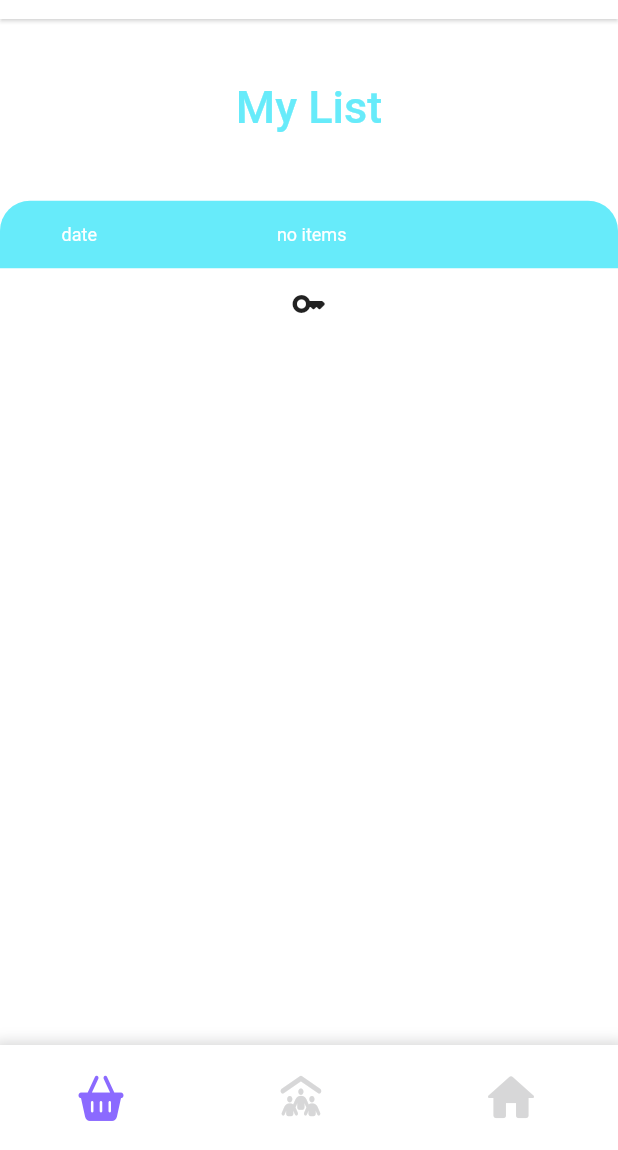
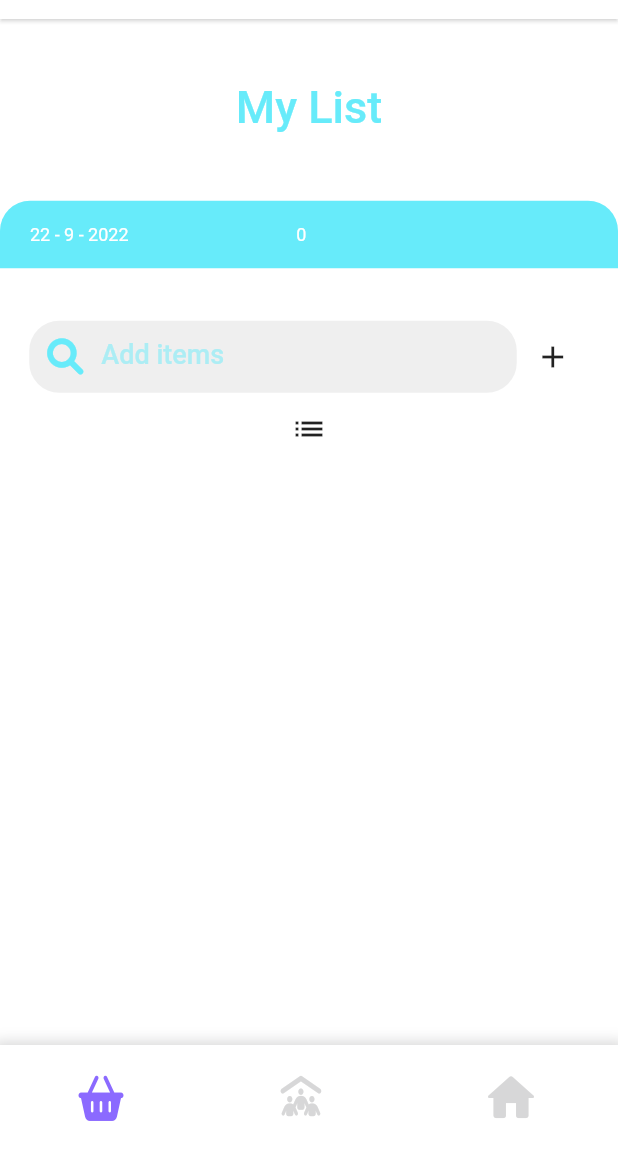
Before and after one commit to shopping-list-sdp/Shopping-List, a Flutter app: the MyListScreen screen opened directly, on a phone screen of 412 x 824 dp, the part 86-1236 px from its top. Run offline on Flutter 3.47's test engine with Material 2 defaults, Android fonts, the phone set to English and light mode, and no system bars; our stand-ins replace cloud_firestore, firebase_auth, firebase_core, flutter_svg, fluttertoast; missing offline and left inert: dart:ffi; accounts and stored records are empty.

Commit message:
list-screen-changes-lots

```diff
--- a/lib/global.dart
+++ b/lib/global.dart
@@ -1,5 +1,13 @@
 library global;
 
+import 'dart:ffi';
+
+import 'package:cloud_firestore/cloud_firestore.dart';
 import 'package:firebase_auth/firebase_auth.dart';
 
-String? userId = "";
+String? userId = '';
+String myListId = '';
+int myListNoItems = 0;
+Timestamp myListDate = Timestamp.now();
+var myListItems = [];
+final Map<String, String> myListItemCategory = {};
--- /dev/null
+++ b/lib/reusable_widgets/list_view_widgets.dart
@@ -0,0 +1,68 @@
+import 'package:flutter/foundation.dart';
+import 'package:flutter/material.dart';
+import 'package:flutter/widgets.dart';
+import 'package:shopping_list/global.dart' as global;
+import 'package:shopping_list/utils/color_utils.dart';
+
+void myListView() {
+  print(global.myListItemCategory);
+}
+
+Column categoryView(String category) {
+  if (!global.myListItemCategory.containsValue(category)) {
+    return Column();
+  } else {
+    return Column(crossAxisAlignment: CrossAxisAlignment.start, children: [
+      Row(
+        mainAxisAlignment: MainAxisAlignment.start,
+        children: [
+          const SizedBox(width: 25),
+          Text(
+              category[0].toUpperCase() +
+                  category.substring(1), //make first letter capital
+              style: TextStyle(
+                  color: myColors("Blue"),
+                  fontWeight: FontWeight.w500,
+                  fontSize: 18)),
+        ],
+      ),
+      const SizedBox(
+        height: 10,
+      ),
+      for (MapEntry<String, String> entry in global.myListItemCategory.entries)
+        if (entry.value == category)
+          Row(
+            mainAxisAlignment: MainAxisAlignment.start,
+            children: [
+              const SizedBox(width: 15),
+              Checkbox(
+                checkColor: Colors.white,
+                fillColor: MaterialStateProperty.resolveWith<Color>(
+                    (Set<MaterialState> states) {
+                  if (states.contains(MaterialState.disabled)) {
+                    return myColors("Purple");
+                  }
+                  return myColors("FiftyPurple");
+                }),
+                value: false,
+                shape: const CircleBorder(),
+                onChanged: (value) {}, //(bool? value) {
+                //setState(() {
+                //isChecked = value!;
+                //}
+              ),
+              Text(
+                  entry.key[0].toUpperCase() +
+                      entry.key.substring(1), //make first etter capital
+                  style: TextStyle(
+                      color: myColors("Grey"),
+                      fontSize: 16,
+                      fontWeight: FontWeight.normal))
+            ],
+          ),
+      const SizedBox(
+        height: 20,
+      ) //Text(item)
+    ]);
+  }
+}
--- a/lib/reusable_widgets/reusable_widgets.dart
+++ b/lib/reusable_widgets/reusable_widgets.dart
@@ -7,6 +7,8 @@ import 'package:shopping_list/screens/my_list_screen.dart';
 import 'package:shopping_list/screens/pantry_catagory_screen.dart';
 import 'package:shopping_list/screens/pantry_screen.dart';
 import 'package:shopping_list/utils/color_utils.dart';
+
+import '../queries/my_list_queries.dart';
 
 Image logoWidget(String imageName) {
   return Image.asset(imageName, fit: BoxFit.fitWidth, width: 250, height: 50);
@@ -70,24 +72,24 @@ TextFormField reusableTextField(String text, IconData icon, bool isPasswordType,
 }
 
 TextFormField searchField(
-    String text, IconData icon, TextEditingController controller) {
+    String text, IconData icon, TextEditingController controller, String col) {
   return TextFormField(
     controller: controller,
     onSaved: (value) {
       controller.text = value!;
     },
     textInputAction: TextInputAction.done,
-    cursorColor: myColors("Red"),
+    cursorColor: myColors(col),
     style: TextStyle(
         color: myColors("Purple"), fontWeight: FontWeight.w500, fontSize: 18),
     decoration: InputDecoration(
       prefixIcon: Icon(
         icon,
-        color: myColors("Red"),
+        color: myColors(col),
       ),
       labelText: text,
       labelStyle: TextStyle(
-          color: myColors("FiftyRed"),
+          color: myColors("Fifty$col"),
           fontSize: 18,
           fontWeight: FontWeight.w500),
       filled: true,
@@ -148,6 +150,7 @@ Column dashboardButtons(BuildContext context, String colour, String iconName) {
               'assets/icons/$iconName.svg',
             ),
             onTap: () {
+              getMyListInfo();
               Navigator.push(
                 context,
                 MaterialPageRoute(builder: (context) => const MyListScreen()),
@@ -352,7 +355,7 @@ AppBar appBar(BuildContext context) {
   );
 }
 
-Container listHeader(String col, String date, String noItems, bool isFamily) {
+Container listHeader(String col, String date, int noItems, bool isFamily) {
   return Container(
       height: 45,
       decoration: BoxDecoration(
@@ -362,6 +365,9 @@ Container listHeader(String col, String date, String noItems, bool isFamily) {
       child: Row(
         mainAxisAlignment: MainAxisAlignment.center,
         children: [
+          const SizedBox(
+            width: 20,
+          ),
           Text(
             date,
             style: TextStyle(
@@ -369,23 +375,26 @@ Container listHeader(String col, String date, String noItems, bool isFamily) {
                 fontSize: 12,
                 fontWeight: FontWeight.normal),
           ),
-          const SizedBox(
-            width: 120,
+          const Spacer(
+            flex: 6,
           ),
           Text(
-            noItems,
+            noItems.toString(),
             style: TextStyle(
                 color: myColors("White"),
                 fontSize: 12,
                 fontWeight: FontWeight.normal),
           ),
-          const SizedBox(
-            width: 120,
+          const Spacer(
+            flex: 9,
           ),
           SvgPicture.asset(
             'assets/icons/addPerson.svg',
             color: isFamily ? myColors("white") : myColors(col),
-          )
+          ),
+          const SizedBox(
+            width: 20,
+          ),
         ],
       ));
 }
--- a/lib/screens/my_list_screen.dart
+++ b/lib/screens/my_list_screen.dart
@@ -1,16 +1,15 @@
 import 'package:cloud_firestore/cloud_firestore.dart';
-import 'package:flutter/cupertino.dart';
+import 'package:shopping_list/custom_icons_icons.dart';
+import 'package:shopping_list/global.dart' as global;
 import 'package:flutter/material.dart';
-import 'package:flutter/rendering.dart';
-import 'package:flutter/src/widgets/container.dart';
-import 'package:flutter/src/widgets/framework.dart';
-import 'package:flutter_svg/flutter_svg.dart';
-
+import 'package:shopping_list/reusable_widgets/list_view_widgets.dart';
+import '../queries/my_list_queries.dart';
 import '../reusable_widgets/reusable_widgets.dart';
 import '../utils/color_utils.dart';
 
 CollectionReference _collectionRef =
-    FirebaseFirestore.instance.collection('category');
+    FirebaseFirestore.instance.collection('users');
+//.where("name", isEqualTo: "bakery") as CollectionReference<Object?>;
 
 Future<void> getData() async {
   // Get docs from collection reference
@@ -30,6 +29,16 @@ class MyListScreen extends StatefulWidget {
 }
 
 class _MyListScreenState extends State<MyListScreen> {
+  @override
+  void initState() {
+    // TODO: implement initState
+    getMyListInfo();
+    getMyListItems();
+    super.initState();
+  }
+
+  final addTextEditingController = TextEditingController();
+  int noItems = global.myListNoItems;
   @override
   Widget build(BuildContext context) {
     return Container(
@@ -51,9 +60,51 @@ class _MyListScreenState extends State<MyListScreen> {
                   const SizedBox(
                     height: 45,
                   ),
-                  listHeader("Blue", "date", "no items", false),
-                  const IconButton(
-                      onPressed: getData, icon: Icon(Icons.key_rounded))
+                  listHeader(
+                      "Blue",
+                      '${global.myListDate.toDate().day} - ${global.myListDate.toDate().month} - ${global.myListDate.toDate().year.toString()}',
+                      noItems,
+                      false),
+                  const SizedBox(
+                    height: 35,
+                  ),
+                  Row(
+                    mainAxisAlignment: MainAxisAlignment.center,
+                    children: [
+                      SizedBox(
+                        width: 325,
+                        child: searchField("Add items", CustomIcons.search,
+                            addTextEditingController, "Blue"),
+                      ),
+                      IconButton(
+                          onPressed: () async {
+                            addListItem(
+                                itemName: addTextEditingController.text,
+                                listID: global.myListId);
+                            setState(() {
+                              noItems = noItems + 1;
+                            });
+                          },
+                          icon: const Icon(Icons.add)),
+                    ],
+                  ),
+                  IconButton(
+                      onPressed: () async {
+                        myListView();
+                      },
+                      icon: const Icon(Icons.list)),
+                  categoryView("bakery"),
+                  categoryView("beverages"),
+                  categoryView("canned"),
+                  categoryView("cleaning"),
+                  categoryView("dairy"),
+                  categoryView("dry goods"),
+                  categoryView("fish"),
+                  categoryView("frozen"),
+                  categoryView("meat"),
+                  categoryView("pet care"),
+                  categoryView("produce"),
+                  categoryView("toiletries"),
                 ]),
               )),
             ]),
--- a/lib/screens/pantry_catagory_screen.dart
+++ b/lib/screens/pantry_catagory_screen.dart
@@ -54,7 +54,7 @@ class _PantryCatagoryScreenState extends State<PantryCatagoryScreen> {
                     height: 30,
                   ),
                   searchField("Search Items", CustomIcons.search,
-                      searchTextEditingController),
+                      searchTextEditingController, "Red"),
                   const SizedBox(
                     height: 30,
                   ),
--- a/lib/screens/pantry_screen.dart
+++ b/lib/screens/pantry_screen.dart
@@ -39,7 +39,7 @@ class _PantryScreenState extends State<PantryScreen> {
                     height: 30,
                   ),
                   searchField("Search Catagories", CustomIcons.search,
-                      searchTextEditingController),
+                      searchTextEditingController, "Red"),
                   const SizedBox(
                     height: 30,
                   ),
--- a/lib/utils/color_utils.dart
+++ b/lib/utils/color_utils.dart
@@ -17,6 +17,8 @@ myColors(String Colour) {
     return const Color.fromARGB(204, 255, 255, 255);
   } else if (Colour == "Purple") {
     return const Color.fromARGB(255, 139, 106, 255);
+  } else if (Colour == "FiftyPurple") {
+    return const Color.fromARGB(125, 139, 106, 255);
   } else if (Colour == "White") {
     return const Color.fromARGB(255, 255, 255, 255);
   } else if (Colour == "Red") {
@@ -29,6 +31,8 @@ myColors(String Colour) {
     return const Color.fromARGB(255, 239, 239, 239);
   } else if (Colour == "Blue") {
     return const Color.fromARGB(255, 103, 235, 250);
+  } else if (Colour == "FiftyBlue") {
+    return const Color.fromARGB(125, 103, 235, 250);
   } else if (Colour == "Pink") {
     return const Color.fromARGB(255, 246, 165, 235);
   } else if (Colour == "Yellow") {
```
Also changed, not shown: lib/queries/my_list_queries.dart (added, +66 -0 lines), lib/screens/dashboard_screen.dart (+9 -0 lines), lib/screens/registration_screen.dart (+17 -0 lines).
